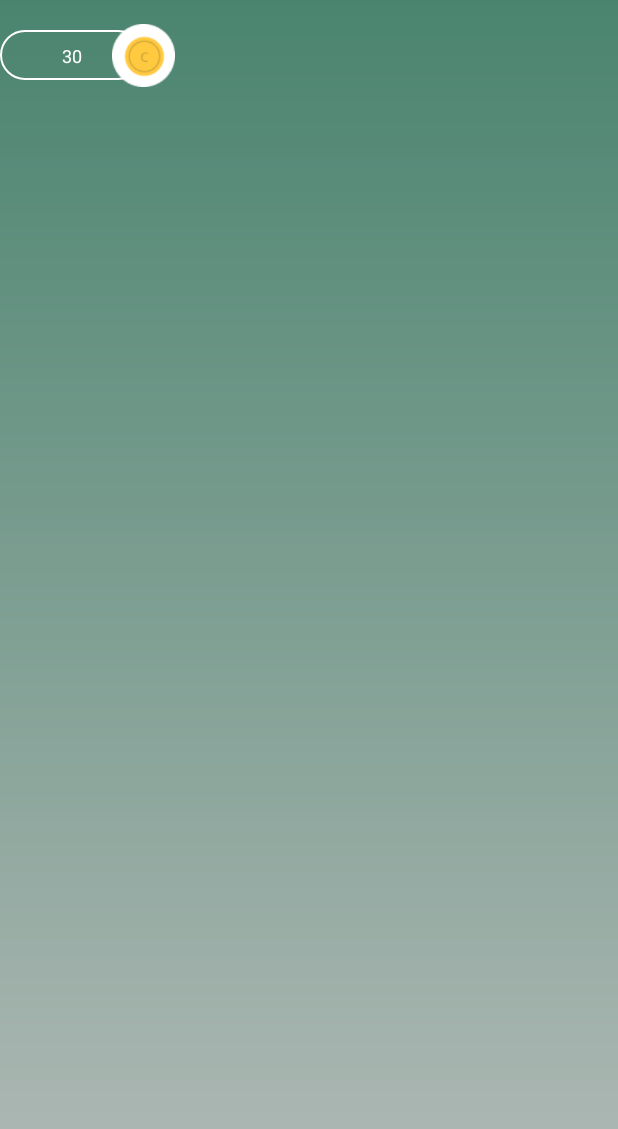
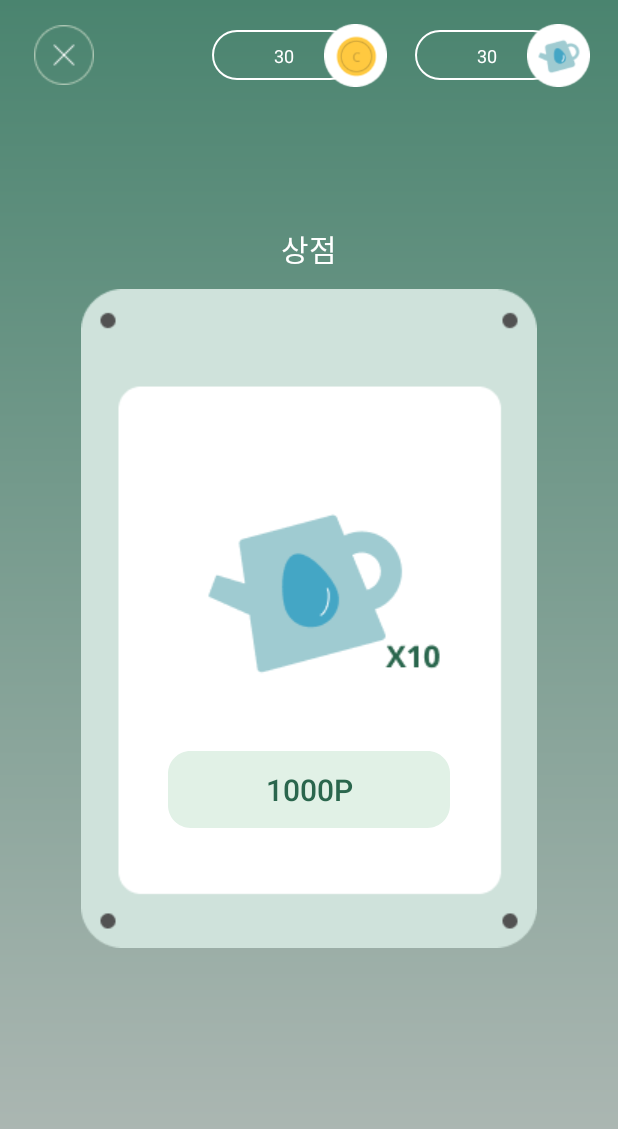
Before and after one commit to SW-WordGarden/Android, an Android app: the layout fragment_shop.xml on its own in the app's theme, with its tools: preview values and no code run, on a phone screen of 412 x 824 dp. Shown: the top 1129 px of the screen. Run offline under Robolectric (Android 15) with nearby library versions, the light colour scheme and no system bars.

Commit message:
[design] garden design

```diff
--- /dev/null
+++ b/app/src/main/res/drawable/ic_shop_price_btn.xml
@@ -0,0 +1,9 @@
+<vector xmlns:android="http://schemas.android.com/apk/res/android"
+    android:width="188dp"
+    android:height="51dp"
+    android:viewportWidth="188"
+    android:viewportHeight="51">
+  <path
+      android:pathData="M0,15C0,6.72 6.72,0 15,0H173C181.28,0 188,6.72 188,15V36C188,44.28 181.28,51 173,51H15C6.72,51 0,44.28 0,36V15Z"
+      android:fillColor="#E1F1E6"/>
+</vector>
--- a/app/src/main/res/layout/fragment_shop.xml
+++ b/app/src/main/res/layout/fragment_shop.xml
@@ -4,14 +4,24 @@
     android:layout_height="match_parent"
     xmlns:app="http://schemas.android.com/apk/res-auto"
     android:background="@drawable/bg_shop_gradient">
+    <androidx.appcompat.widget.AppCompatImageButton
+        android:layout_width="45dp"
+        android:layout_height="45dp"
+        android:id="@+id/bt_cancel"
+        android:background="@null"
+        android:src="@drawable/ic_shop_cancel"
+        android:layout_marginLeft="@dimen/margin_medium"
+        app:layout_constraintLeft_toLeftOf="parent"
+        app:layout_constraintTop_toTopOf="@+id/bg_top_coin"
+        app:layout_constraintBottom_toBottomOf="@+id/bg_top_coin"/>
     <androidx.appcompat.widget.AppCompatImageView
         android:layout_width="95dp"
         android:layout_height="33dp"
         android:id="@+id/bg_top_coin"
         android:background="@drawable/bg_garden_top"
         android:layout_marginTop="@dimen/margin_medium"
+        android:layout_marginRight="40dp"
         app:layout_constraintTop_toTopOf="parent"
-        app:layout_constraintLeft_toLeftOf="parent"
         app:layout_constraintRight_toLeftOf="@+id/bg_top_water"/>
     <androidx.appcompat.widget.AppCompatImageView
         android:layout_width="42dp"
@@ -33,5 +43,62 @@
         app:layout_constraintBottom_toBottomOf="@+id/bg_top_coin"
         app:layout_constraintLeft_toLeftOf="@+id/bg_top_coin"
         app:layout_constraintRight_toRightOf="@+id/bg_top_coin"/>
-
+    <androidx.appcompat.widget.AppCompatImageView
+        android:layout_width="95dp"
+        android:layout_height="33dp"
+        android:id="@+id/bg_top_water"
+        android:layout_marginRight="40dp"
+        android:background="@drawable/bg_garden_top"
+        app:layout_constraintTop_toTopOf="@+id/bg_top_coin"
+        app:layout_constraintRight_toRightOf="parent"/>
+    <androidx.appcompat.widget.AppCompatImageView
+        android:layout_width="42dp"
+        android:layout_height="42dp"
+        android:background="@drawable/ic_shop_water"
+        android:id="@+id/iv_top_water"
+        app:layout_constraintTop_toTopOf="@+id/bg_top_water"
+        app:layout_constraintBottom_toBottomOf="@+id/bg_top_water"
+        app:layout_constraintLeft_toRightOf="@+id/bg_top_water"
+        app:layout_constraintRight_toRightOf="@+id/bg_top_water"/>
+    <androidx.appcompat.widget.AppCompatTextView
+        android:layout_width="wrap_content"
+        android:layout_height="wrap_content"
+        android:text="30"
+        android:textSize="@dimen/text_smaller"
+        android:textColor="@color/white"
+        android:id="@+id/tv_water"
+        app:layout_constraintTop_toTopOf="@+id/bg_top_water"
+        app:layout_constraintBottom_toBottomOf="@+id/bg_top_water"
+        app:layout_constraintLeft_toLeftOf="@+id/bg_top_water"
+        app:layout_constraintRight_toRightOf="@+id/bg_top_water"/>
+    <androidx.appcompat.widget.AppCompatTextView
+        android:layout_width="wrap_content"
+        android:layout_height="wrap_content"
+        android:text="@string/shop_title"
+        app:layout_constraintBottom_toTopOf="@+id/water_bin"
+        android:textSize="@dimen/text_text"
+        android:textColor="@color/white"
+        app:layout_constraintLeft_toLeftOf="@+id/water_bin"
+        app:layout_constraintRight_toRightOf="@+id/water_bin"
+        android:layout_marginBottom="@dimen/margin_smaller"/>
+    <androidx.appcompat.widget.AppCompatImageView
+        android:layout_width="wrap_content"
+        android:layout_height="wrap_content"
+        android:src="@drawable/ic_shop_water_bin"
+        android:id="@+id/water_bin"
+        app:layout_constraintLeft_toLeftOf="parent"
+        app:layout_constraintRight_toRightOf="parent"
+        app:layout_constraintTop_toTopOf="parent"
+        app:layout_constraintBottom_toBottomOf="parent"/>
+    <androidx.appcompat.widget.AppCompatButton
+        android:layout_width="wrap_content"
+        android:layout_height="wrap_content"
+        android:background="@drawable/ic_shop_price_btn"
+        android:text="1000P"
+        android:textSize="@dimen/text_text"
+        android:textColor="@color/green"
+        app:layout_constraintLeft_toLeftOf="@+id/water_bin"
+        app:layout_constraintRight_toRightOf="@+id/water_bin"
+        app:layout_constraintBottom_toBottomOf="@+id/water_bin"
+        android:layout_marginBottom="80dp"/>
 </androidx.constraintlayout.widget.ConstraintLayout>
--- a/app/src/main/res/values/colors.xml
+++ b/app/src/main/res/values/colors.xml
@@ -8,4 +8,5 @@
     <color name="light_green">#A0DEC8</color>
     <color name="khaki">#AAC5B2</color>
     <color name="light_khaki">#CFE2DB</color>
+    <color name="brown">#653407</color>
 </resources>
--- a/app/src/main/res/values/strings.xml
+++ b/app/src/main/res/values/strings.xml
@@ -60,6 +60,8 @@
     <string name="shop_title">상점</string>
     <string name="shop_use_water_pot">물뿌리개를 사용해보세요!</string>
 
+    <string name="book_user_book">님의 도감</string>
+
     <!-- common -->
     <string name="common_positive">네</string>
     <string name="common_negative">아니오</string>
```
Also changed, not shown: app/src/main/res/drawable/ic_book_item_layer1.xml (added, +11 -0 lines), app/src/main/res/drawable/ic_book_item_layer2.xml (added, +21 -0 lines), app/src/main/res/drawable/ic_book_left_arrow.xml (added, +11 -0 lines), app/src/main/res/drawable/ic_book_right_arrow.xml (added, +11 -0 lines), app/src/main/res/layout/fragment_flower_book.xml (added, +230 -0 lines), app/src/main/res/layout/fragment_garden.xml (+21 -15 lines), app/src/main/res/drawable/ic_book.png (added), app/src/main/res/drawable/ic_shop_cancel.png (added), app/src/main/res/drawable/ic_shop_water_bin.png (added).
